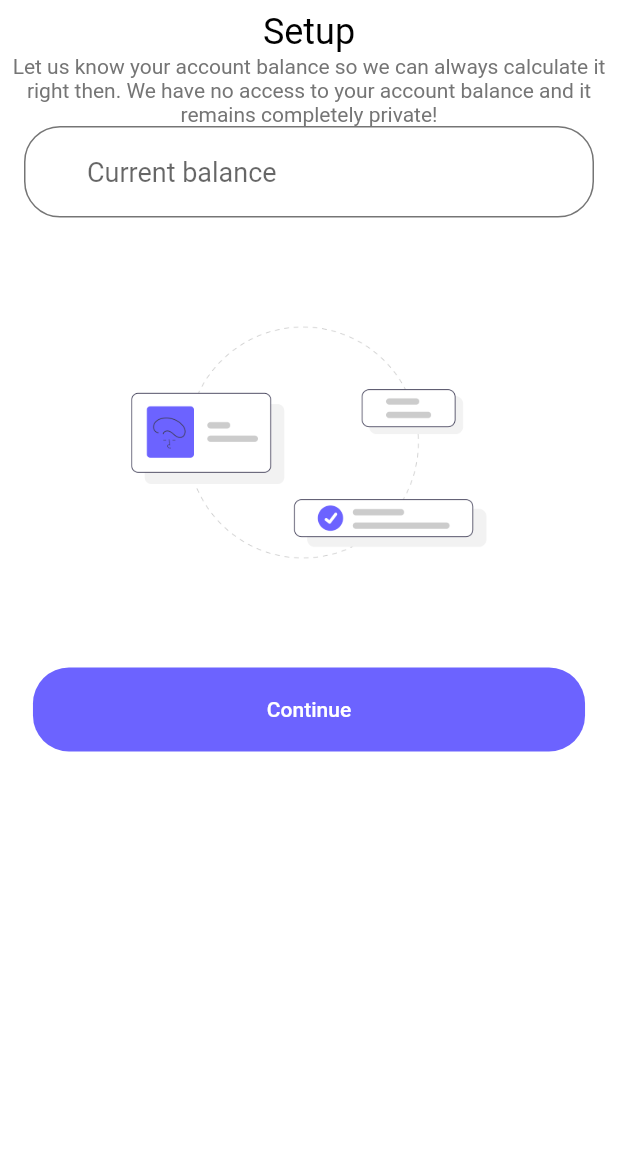
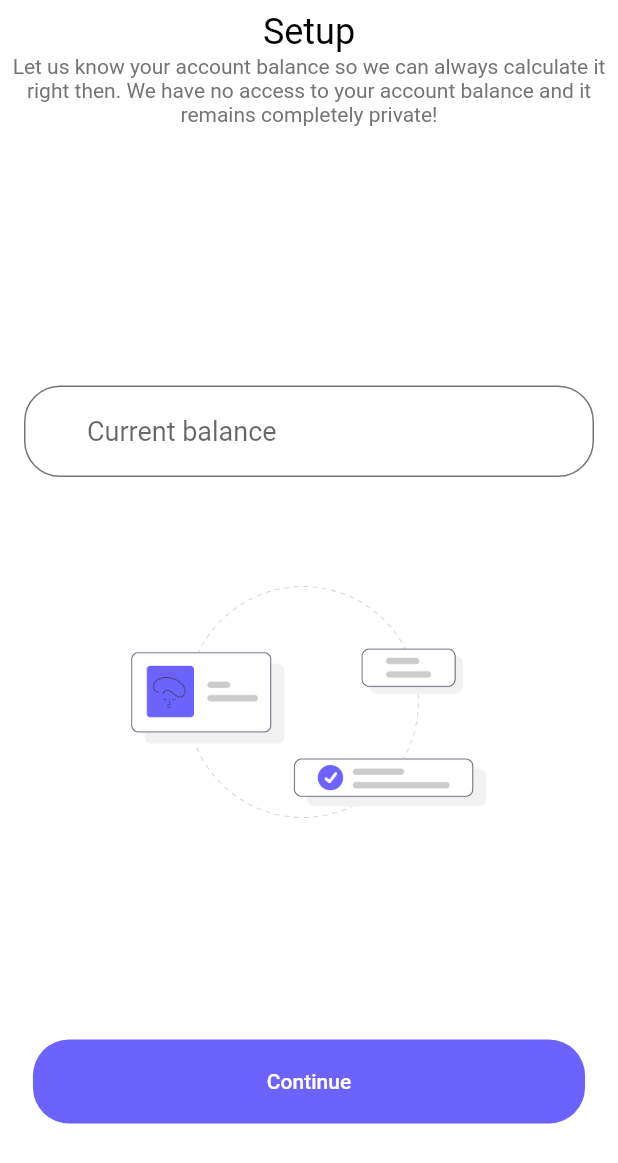
Before and after one commit to Tomic-Riedel/transactify, a Flutter app: the SetupScreen screen opened by its route, on a phone screen of 412 x 824 dp. Shown: the top 1163 px of the screen. Run offline on Flutter 3.47's test engine with Material 2 defaults, Android fonts, the phone set to English and light mode, and no system bars; our stand-ins replace flutter_svg, shared_preferences, shimmer, sqflite; missing offline and left inert: shared_preferences_web; accounts and stored records are empty.

```diff
--- a/lib/screens/setup/components/body.dart
+++ b/lib/screens/setup/components/body.dart
@@ -32,8 +32,7 @@ Future<void> _submitForm(double balance) async {
 class _BodyState extends State<Body> {
   @override
   Widget build(BuildContext context) {
-    return SingleChildScrollView(
-      child: SafeArea(
+    return SafeArea(
         child: SizedBox(
           width: double.infinity,
           child: Column(
@@ -141,7 +140,6 @@ class _BodyState extends State<Body> {
             ],
           ),
         ),
-      ),
     );
   }
 }
```
